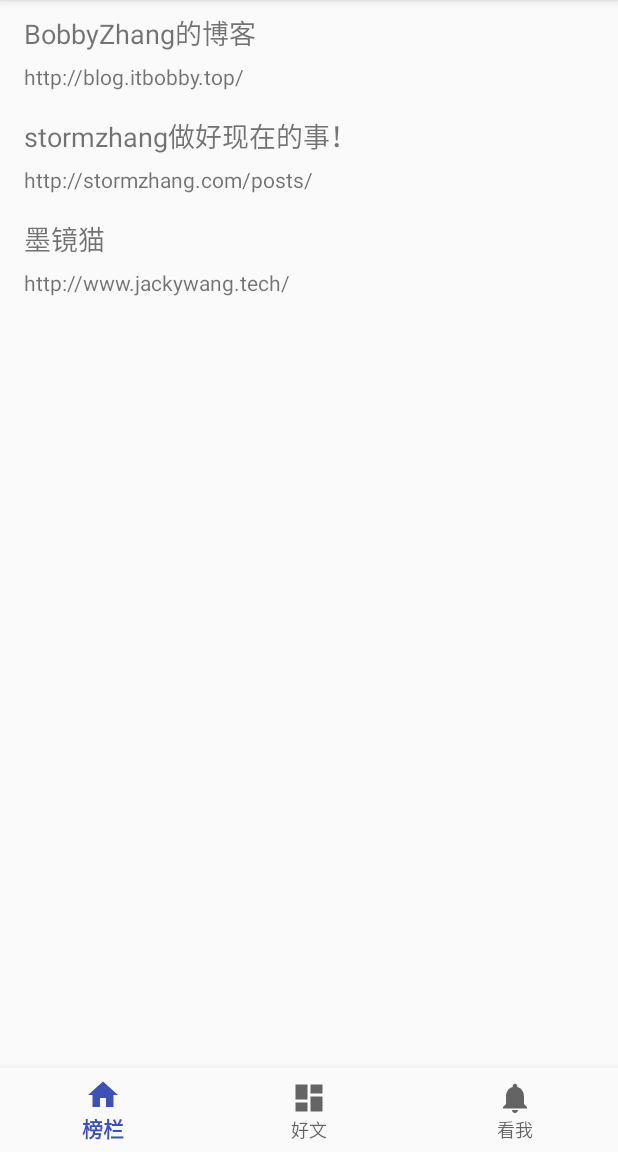
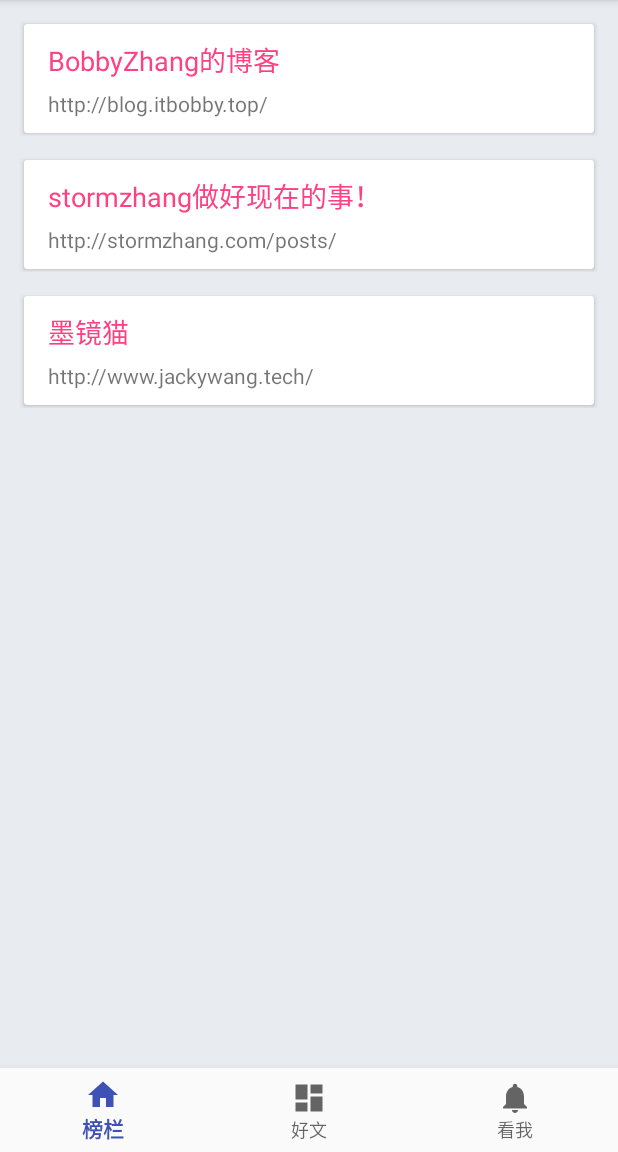
Before and after one commit to BobbyZhang93/BestBlog, an Android app: the screen it shows after launch (HomeActivity), on a phone screen of 412 x 824 dp, the part 84-1236 px from its top. Run offline under Robolectric (Android 15) with nearby library versions, the phone set to English and light mode, and no system bars; our stand-ins replace ButterKnife.

Commit message:
add CardView & Ripple Effect

```diff
--- /dev/null
+++ b/app/src/main/res/drawable/rounded_corners.xml
@@ -0,0 +1,6 @@
+<?xml version="1.0" encoding="utf-8"?>
+<shape xmlns:android="http://schemas.android.com/apk/res/android">
+    android:shape="rectangle">
+    <solid android:color="#FFFFFF" />
+    <corners android:radius="4dp" />
+</shape>
--- a/app/src/main/res/layout/fragment_column.xml
+++ b/app/src/main/res/layout/fragment_column.xml
@@ -2,6 +2,22 @@
 <LinearLayout xmlns:android="http://schemas.android.com/apk/res/android"
     android:layout_width="match_parent"
     android:layout_height="wrap_content"
+    android:orientation="vertical">
+
+    <android.support.v7.widget.CardView
+        android:layout_width="match_parent"
+        android:layout_height="wrap_content"
+        android:layout_marginBottom="2dp"
+        android:layout_marginLeft="@dimen/activity_horizontal_margin"
+        android:layout_marginRight="@dimen/activity_horizontal_margin"
+        android:layout_marginTop="@dimen/activity_horizontal_margin"
+        android:background="@color/gray"
+        android:elevation="3dp">
+
+        <LinearLayout
+            android:layout_width="match_parent"
+            android:layout_height="wrap_content"
+            android:background="?android:attr/selectableItemBackground"
             android:orientation="vertical">
 
             <TextView
@@ -10,15 +26,19 @@
                 android:layout_height="wrap_content"
                 android:layout_marginBottom="6dp"
                 android:layout_marginLeft="@dimen/text_margin"
-        android:layout_marginTop="8dp"
+                android:layout_marginTop="10dp"
                 android:text="BobbyZhang的技术小站"
+                android:textColor="@color/colorAccent"
                 android:textSize="18sp" />
 
             <TextView
                 android:id="@+id/tv_url"
                 android:layout_width="wrap_content"
                 android:layout_height="wrap_content"
-        android:layout_marginBottom="8dp"
+                android:layout_marginBottom="10dp"
                 android:layout_marginLeft="@dimen/text_margin"
                 android:text="http://blog.itbobby.top/" />
         </LinearLayout>
+    </android.support.v7.widget.CardView>
+
+</LinearLayout>
--- a/app/src/main/res/layout/fragment_column_list.xml
+++ b/app/src/main/res/layout/fragment_column_list.xml
@@ -8,6 +8,7 @@
     android:layout_height="match_parent"
     android:layout_marginLeft="16dp"
     android:layout_marginRight="16dp"
+    android:background="@color/background"
     app:layoutManager="LinearLayoutManager"
     tools:context="com.bobbyzhang.bestblog.ColumnFragment"
     tools:listitem="@layout/fragment_column" />
--- a/app/src/main/res/values/colors.xml
+++ b/app/src/main/res/values/colors.xml
@@ -3,4 +3,6 @@
     <color name="colorPrimary">#3F51B5</color>
     <color name="colorPrimaryDark">#303F9F</color>
     <color name="colorAccent">#FF4081</color>
+    <color name="gray">#D5D7D6</color>
+    <color name="background">#E8ECF0</color>
 </resources>
```
Also changed, not shown: app/src/main/res/drawable/ripple_bg.xml (added, +12 -0 lines). Lines whose indentation alone changed are shown as unchanged.
